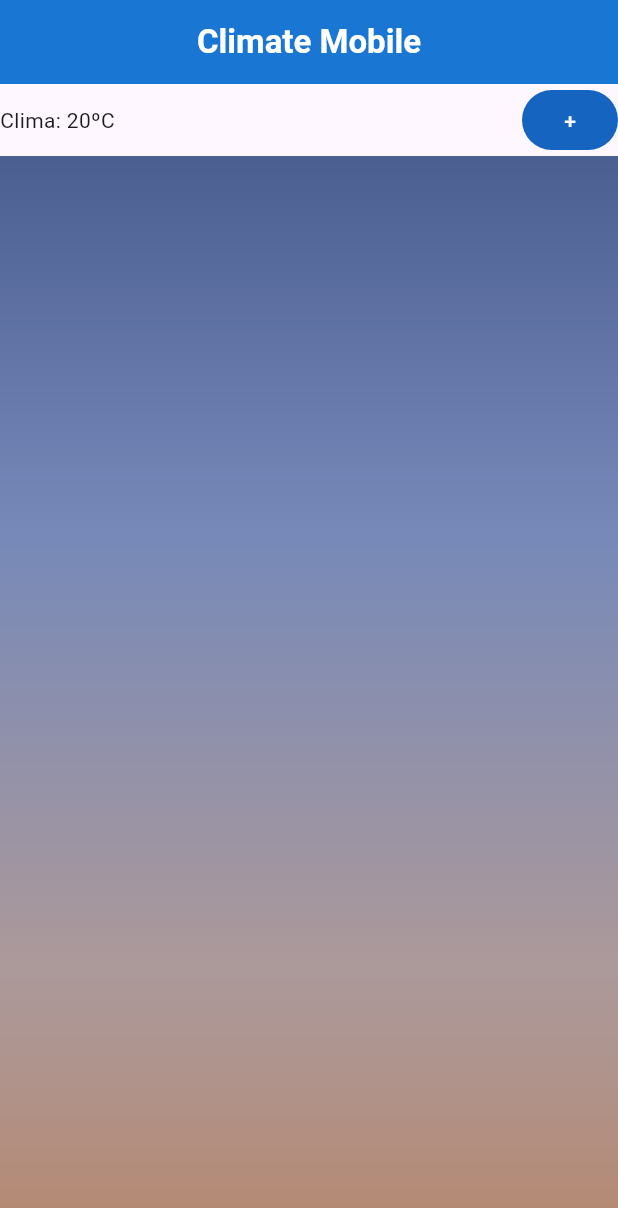
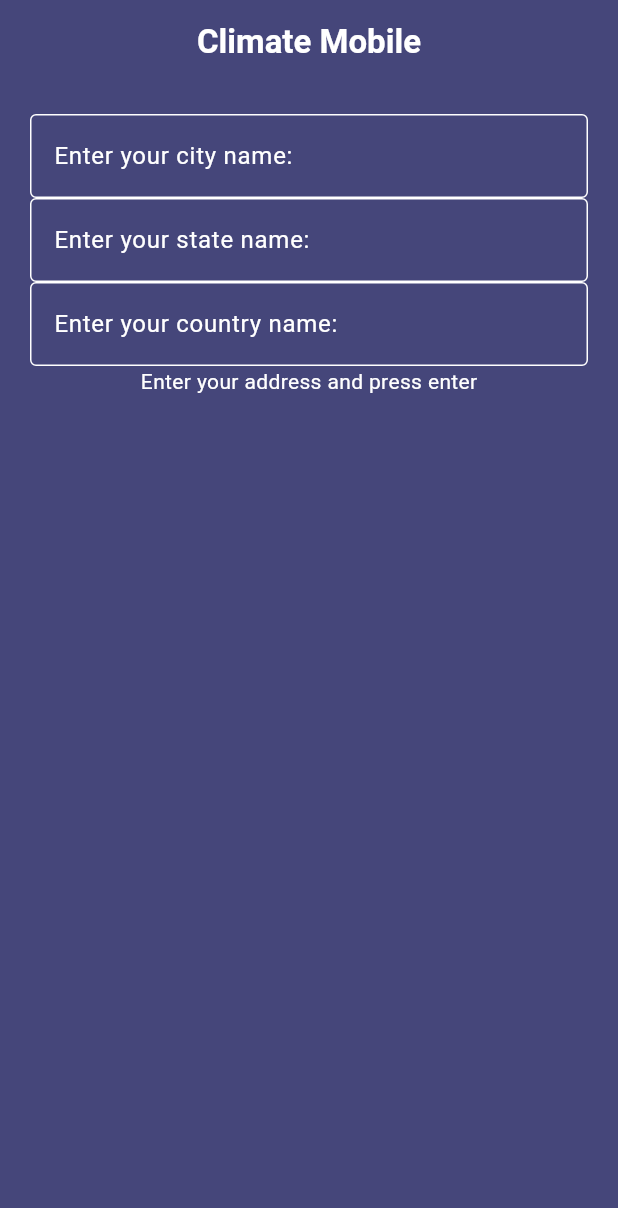
Before and after one commit to Gabinel/weather_app, a Flutter app: the screen it shows after launch, on a phone screen of 412 x 824 dp. Shown: the top 1208 px of the screen. Run offline on Flutter 3.47's test engine with Material 3 defaults, Android fonts, the phone set to English and light mode, and no system bars.

Commit message:
feat: geolocation, weather apis integrated

```diff
--- a/lib/home.dart
+++ b/lib/home.dart
@@ -1,60 +1,133 @@
 import 'package:flutter/material.dart';
+import 'package:weather_app/weather_service.dart';
 
+// Cria um stateful widget, ou seja, um widget que pode mudar de estado
 class Home extends StatefulWidget {
   const Home({super.key});
 
+  // Cria um estado do widget atual (chama a função abaixo)
   @override
   State<Home> createState() => _HomeState();
 }
 
+// Estado do widget atual
 class _HomeState extends State<Home> {
-  int weather = 20;
+  WeatherService weatherService = WeatherService();
+  String city = '';
+  String state = '';
+  String country = '';
+  Map<dynamic, dynamic>? weatherData;
 
-  void raiseWeather() {
-    setState(() {
-      weather = weather < 40 ? weather + 1 : 20;
-    });
+  void getWeather() async {
+    if (city != '' && state != '' && country != '') {
+      var data = await weatherService.fetchWeather(city, state, country);
+
+      setState(() {
+        weatherData = data;
+        print(
+            "DADOSSSSSSSSSSSSSSSSSSSSSS AAAAAAAAAAAAAAAAAAAAAAAAAAAA!!!!!!!!!!!!!!!!!!: $weatherData");
+      });
+    }
   }
 
   @override
   Widget build(BuildContext context) {
-    // Scaffold implements basic visual layout structure
     return Scaffold(
-        // appBar is upper app bar containing it's title, etc.
         appBar: AppBar(
-            // appBar's title
             title: const Text(
               'Climate Mobile',
               style:
                   TextStyle(color: Colors.white, fontWeight: FontWeight.bold),
             ),
-            backgroundColor: Colors.blue[700],
+            backgroundColor: const Color.fromARGB(255, 69, 70, 122),
             centerTitle: true),
-        // app's body (what's bellow the appBar)
-        body: Column(
-          crossAxisAlignment: CrossAxisAlignment.stretch,
-          children: [
-            Row(
-              children: [
-                Text('Clima: $weatherºC'),
-                const Expanded(child: SizedBox()),
-                FilledButton(
-                  onPressed: raiseWeather,
-                  style: FilledButton.styleFrom(
-                      backgroundColor: Colors.blue[800],
-                      foregroundColor: Colors.white),
-                  child: Text('+'),
-                )
-              ],
-            ),
-            Expanded(
-              child: Image.asset(
-                'assets/img/bg.png',
-                fit: BoxFit.fitWidth,
-                alignment: Alignment.bottomCenter,
+        body: Container(
+          padding: EdgeInsets.all(20),
+          color: const Color.fromARGB(255, 69, 70, 122),
+          child: Column(
+            crossAxisAlignment: CrossAxisAlignment.center,
+            children: [
+              TextField(
+                style: TextStyle(color: Colors.white),
+                decoration: const InputDecoration(
+                  labelText: 'Enter your city name:',
+                  labelStyle: TextStyle(color: Colors.white),
+                  enabledBorder: OutlineInputBorder(
+                    borderSide: BorderSide(color: Colors.white),
+                  ),
+                  focusedBorder: OutlineInputBorder(
+                    borderSide: BorderSide(color: Colors.lightBlue),
+                  ),
+                ),
+                onSubmitted: (value) {
+                  setState(() {
+                    city = value;
+                    getWeather();
+                  });
+                },
               ),
-            ),
-          ],
+              TextField(
+                style: TextStyle(color: Colors.white),
+                decoration: const InputDecoration(
+                  labelText: 'Enter your state name:',
+                  labelStyle: TextStyle(color: Colors.white),
+                  enabledBorder: OutlineInputBorder(
+                    borderSide: BorderSide(color: Colors.white),
+                  ),
+                  focusedBorder: OutlineInputBorder(
+                    borderSide: BorderSide(color: Colors.lightBlue),
+                  ),
+                ),
+                onSubmitted: (value) {
+                  setState(() {
+                    state = value;
+                    getWeather();
+                  });
+                },
+              ),
+              TextField(
+                style: TextStyle(color: Colors.white),
+                decoration: const InputDecoration(
+                  labelText: 'Enter your country name:',
+                  labelStyle: TextStyle(color: Colors.white),
+                  enabledBorder: OutlineInputBorder(
+                    borderSide: BorderSide(color: Colors.white),
+                  ),
+                  focusedBorder: OutlineInputBorder(
+                    borderSide: BorderSide(color: Colors.lightBlue),
+                  ),
+                ),
+                onSubmitted: (value) {
+                  setState(() {
+                    country = value;
+                    getWeather();
+                  });
+                },
+              ),
+              weatherData == null
+                  ? const Text(
+                      'Enter your address and press enter',
+                      style: TextStyle(color: Colors.white),
+                    )
+                  : weatherData!.containsKey("hourly") &&
+                          weatherData!["hourly"].containsKey("temperature_2m")
+                      ? Column(
+                          children: List<Widget>.from(
+                            weatherData!["hourly"]["temperature_2m"]
+                                .map<Widget>((value) {
+                              return Text(
+                                "$valueºC",
+                                style: const TextStyle(color: Colors.white),
+                              );
+                            }).toList(),
+                          ),
+                        )
+                      : const Text(
+                          'No results found',
+                          style: TextStyle(color: Colors.white),
+                        ),
+            ],
+          ),
         ));
   }
 }
--- a/pubspec.yaml
+++ b/pubspec.yaml
@@ -34,6 +34,7 @@ dependencies:
   # The following adds the Cupertino Icons font to your application.
   # Use with the CupertinoIcons class for iOS style icons.
   cupertino_icons: ^1.0.8
+  http: ^1.3.0
 
 dev_dependencies:
   flutter_test:
```
Also changed, not shown: lib/home_test.dart (added, +60 -0 lines), lib/weather_service.dart (added, +46 -0 lines), lib/main.dart (line endings or trailing spaces), pubspec.lock, 13 other files.
